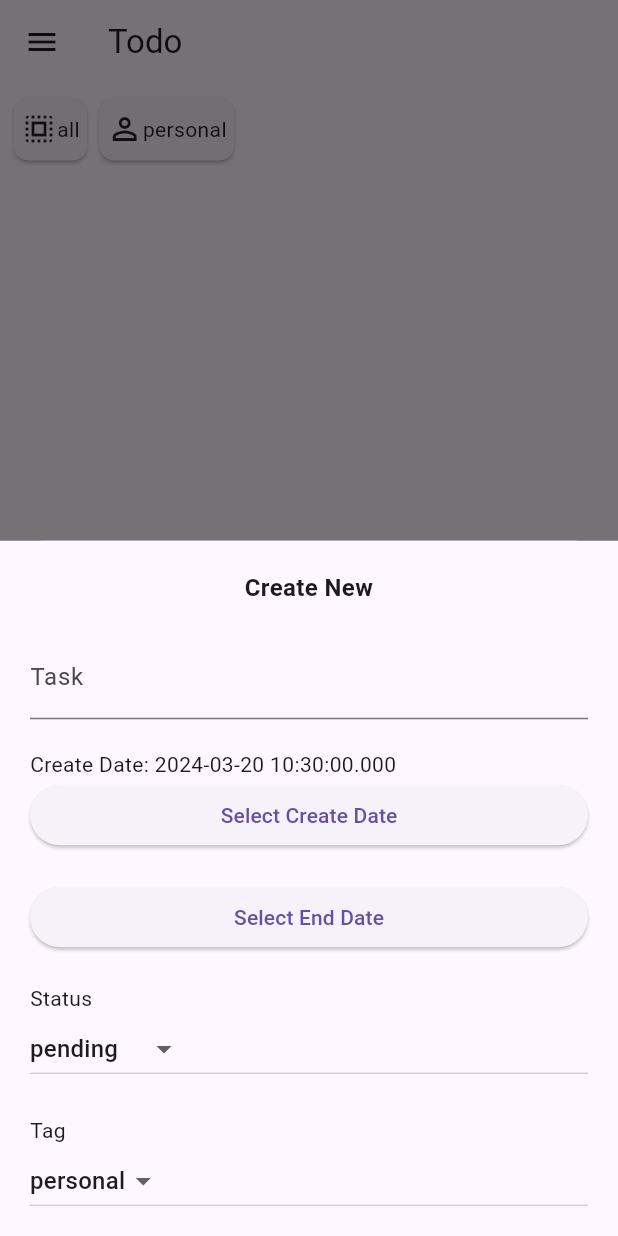
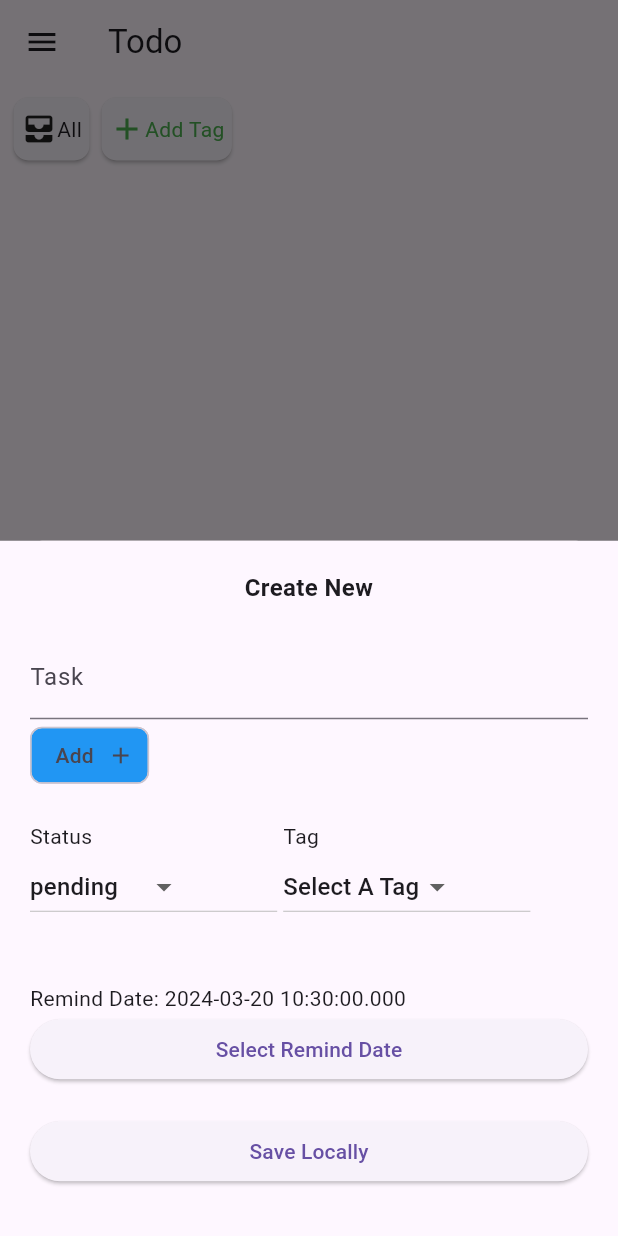
Before and after one commit to SushmitSingh/to_do_local, a Flutter app: the ScreenWithBottomNav screen opened by its route, after a tap on the "add task" icon, on a phone screen of 412 x 824 dp. Run offline on Flutter 3.47's test engine with Material 3 defaults, Android fonts, the light colour scheme and no system bars; our stand-ins replace firebase_auth, firebase_core, intro_slider, sembast, shared_preferences, shelf and 1 more; missing offline and left inert: otp_pin_field, shelf_cors_headers, shelf_router, webview_all; accounts and stored records are empty.

Commit message:
Home Screen Fixing

```diff
--- a/lib/db/Database.dart
+++ b/lib/db/Database.dart
@@ -1,4 +1,3 @@
-import 'package:flutter/material.dart';
 import 'package:path_provider/path_provider.dart';
 import 'package:sembast/sembast.dart';
 import 'package:sembast/sembast_io.dart';
@@ -7,8 +6,6 @@ import '../ui/task/model/Todo.dart';
 
 class DatabaseProvider {
   final String _todosStoreName = 'todos';
-  final String _subtasksStoreName = 'subtasks';
-  final String _tagsStoreName = 'tags'; // New store for TagType
   final DatabaseFactory _dbFactory = databaseFactoryIo;
   late Database _database;
 
@@ -52,22 +49,26 @@ class DatabaseProvider {
   Future<List<TagType>> getAllTagTypes() async {
     await _initializeDatabase();
 
-    final store = intMapStoreFactory.store(_tagsStoreName);
+    final store = intMapStoreFactory.store(_todosStoreName);
     final tagSnapshots = await store.find(_database);
 
     await _database.close();
 
-    return tagSnapshots.map((snapshot) {
+    // Use a Set to store unique TagType objects
+    final tagSet = <String, TagType>{};
+
+    tagSnapshots.forEach((snapshot) {
       final Map<String, dynamic>? tagData =
           snapshot['tag'] as Map<String, dynamic>?;
 
-      // Deserialize TagType object
-      final TagType tag = tagData != null
-          ? TagType.fromMap(tagData)
-          : TagType(tagName: '', icon: Icons.error);
+      if (tagData != null) {
+        final tag = TagType.fromMap(tagData);
+        tagSet[tag.tagName] = tag;
+      }
+    });
 
-      return tag;
-    }).toList();
+    // Convert the Set to a List and return
+    return tagSet.values.toList();
   }
 
   Future<List<Todo>> getTodosByTagName(String selectedTag) async {
@@ -179,7 +180,7 @@ class DatabaseProvider {
   Future<void> addTagType(TagType tagType) async {
     await _initializeDatabase();
 
-    final store = intMapStoreFactory.store(_tagsStoreName);
+    final store = intMapStoreFactory.store(_todosStoreName);
     await store.add(_database, {'tag': tagType.toMap()});
 
     // Ensure the database is closed after the operation
--- a/lib/ui/task/AddEditTodoBottomSheet.dart
+++ b/lib/ui/task/AddEditTodoBottomSheet.dart
@@ -20,10 +20,8 @@ class _AddEditTodoBottomSheetState extends State<AddEditTodoBottomSheet> {
   String task = '';
   DateTime todoDate = DateTime.now();
   String status = 'pending';
-  String selectedTag = 'personal';
+  late String selectedTag;
   List<Subtask> subtasks = [];
-
-  Todo? _updatedTodo;
 
   String get _todoTitle {
     if (widget.todo != null) {
@@ -42,6 +40,8 @@ class _AddEditTodoBottomSheetState extends State<AddEditTodoBottomSheet> {
       status = widget.todo!.status;
       selectedTag = widget.todo!.tag.tagName;
       subtasks.addAll(widget.todo!.subtasks);
+    } else {
+      selectedTag = "Select A Tag";
     }
   }
 
@@ -73,37 +73,45 @@ class _AddEditTodoBottomSheetState extends State<AddEditTodoBottomSheet> {
                 },
                 decoration: const InputDecoration(labelText: 'Task'),
               ),
-              const SizedBox(height: 20),
-              Text('Create Date: ${todoDate.toLocal()}'),
-              ElevatedButton(
-                onPressed: () async {
-                  final selectedDate = await showDatePicker(
-                    context: context,
-                    initialDate: todoDate,
-                    firstDate: DateTime(2000),
-                    lastDate: DateTime(2101),
+              Wrap(
+                spacing: 8.0,
+                runSpacing: 4.0,
+                children: [
+                  ...subtasks.map((subtask) {
+                    return Chip(
+                      label: Text(subtask.task),
+                      onDeleted: () {
+                        setState(() {
+                          subtasks.remove(subtask);
+                        });
+                      },
                     );
-
-                  if (selectedDate != null && selectedDate != todoDate) {
+                  }).toList(),
+                  Chip(
+                    color: MaterialStateProperty.resolveWith((states) {
+                      if (states.contains(MaterialState.pressed)) {
+                        return Colors.green;
+                      }
+                      return Colors.blue;
+                    }),
+                    deleteIcon: Icon(Icons.add),
+                    label: Text("Add"),
+                    onDeleted: () {
                       setState(() {
-                      todoDate = selectedDate;
+                        _showAddSubtaskDialog(context);
                       });
-                  }
                     },
-                child: const Text('Select Create Date'),
+                  ),
+                ],
               ),
               const SizedBox(height: 20),
-              ElevatedButton(
-                onPressed: () async {
-                  final selectedDate = await showDatePicker(
-                    context: context,
-                    firstDate: DateTime(2000),
-                    lastDate: DateTime(2101),
-                  );
-                },
-                child: const Text('Select End Date'),
-              ),
-              const SizedBox(height: 20),
+              Row(
+                children: [
+                  Container(
+                    width: MediaQuery.of(context).size.width * 0.4,
+                    child: Column(
+                      crossAxisAlignment: CrossAxisAlignment.stretch,
+                      children: [
                         const Text('Status'),
                         DropdownButton<String>(
                           value: status,
@@ -112,7 +120,8 @@ class _AddEditTodoBottomSheetState extends State<AddEditTodoBottomSheet> {
                               status = value!;
                             });
                           },
-                items: ['pending', 'completed', 'other'].map((status) {
+                          items:
+                              ['pending', 'completed', 'other'].map((status) {
                             return DropdownMenuItem<String>(
                               value: status,
                               child: Text(status),
@@ -120,6 +129,17 @@ class _AddEditTodoBottomSheetState extends State<AddEditTodoBottomSheet> {
                           }).toList(),
                         ),
                         const SizedBox(height: 20),
+                      ],
+                    ),
+                  ),
+                  const SizedBox(
+                    width: 4,
+                  ),
+                  Container(
+                    width: MediaQuery.of(context).size.width * 0.4,
+                    child: Column(
+                      crossAxisAlignment: CrossAxisAlignment.stretch,
+                      children: [
                         const Text('Tag'),
                         FutureBuilder<List<TagType>>(
                           future: _fetchAllTagTypes(context),
@@ -158,26 +178,29 @@ class _AddEditTodoBottomSheetState extends State<AddEditTodoBottomSheet> {
                           },
                         ),
                         const SizedBox(height: 20),
-              Wrap(
-                spacing: 8.0,
-                runSpacing: 4.0,
-                children: subtasks.map((subtask) {
-                  return Chip(
-                    label: Text(subtask.task),
-                    onDeleted: () {
-                      setState(() {
-                        subtasks.remove(subtask);
-                      });
-                    },
-                  );
-                }).toList(),
+                      ],
+                    ),
+                  )
+                ],
               ),
               const SizedBox(height: 20),
+              Text('Remind Date: ${todoDate.toLocal()}'),
               ElevatedButton(
-                onPressed: () {
-                  _showAddSubtaskDialog(context);
+                onPressed: () async {
+                  final selectedDate = await showDatePicker(
+                    context: context,
+                    initialDate: todoDate,
+                    firstDate: DateTime(2000),
+                    lastDate: DateTime(2101),
+                  );
+
+                  if (selectedDate != null && selectedDate != todoDate) {
+                    setState(() {
+                      todoDate = selectedDate;
+                    });
+                  }
                 },
-                child: const Text('Add Subtask'),
+                child: const Text('Select Remind Date'),
               ),
               const SizedBox(height: 20),
               ElevatedButton(
--- a/lib/ui/task/TodoScreen.dart
+++ b/lib/ui/task/TodoScreen.dart
@@ -49,14 +49,55 @@ class _TodoListScreenState extends State<TodoListScreen> {
                 builder: (context, viewModel, child) {
                   return ListView.builder(
                     scrollDirection: Axis.horizontal,
-                    itemCount: viewModel.tags.length,
+                    itemCount: viewModel.tags.length +
+                        2, // Add 2 for the "Add Tag" chips
                     itemBuilder: (context, index) {
-                      final tag = viewModel.tags[index];
+                      if (index == 0) {
+                        var isSelected =
+                            viewModel.selectedTag?.tagName == "all";
+                        return GestureDetector(
+                          onTap: () {
+                            viewModel.setSelectedTag(TagType(
+                              tagName: "all",
+                              icon: Icons.all_inbox,
+                            ));
+                          },
+                          child: Card(
+                            color: isSelected
+                                ? Theme.of(context).primaryColor
+                                : null,
+                            shape: RoundedRectangleBorder(
+                              borderRadius: BorderRadius.circular(10.0),
+                            ),
+                            elevation: 1,
+                            child: const Padding(
+                              padding: EdgeInsets.all(5.0),
+                              child: Row(
+                                children: [
+                                  Icon(Icons.all_inbox),
+                                  Text(
+                                    "All",
+                                    textAlign: TextAlign.center,
+                                    style: TextStyle(
+                                      fontSize: 14,
+                                    ),
+                                  )
+                                ],
+                              ),
+                            ),
+                          ),
+                        );
+                      } else if (index <= viewModel.tags.length) {
+                        final tag = viewModel.tags[index - 1];
+                        final isSelected = viewModel.selectedTag == tag;
                         return GestureDetector(
                           onTap: () {
                             viewModel.setSelectedTag(tag);
                           },
                           child: Card(
+                            color: isSelected
+                                ? Theme.of(context).primaryColor
+                                : null,
                             shape: RoundedRectangleBorder(
                               borderRadius: BorderRadius.circular(10.0),
                             ),
@@ -78,6 +119,36 @@ class _TodoListScreenState extends State<TodoListScreen> {
                             ),
                           ),
                         );
+                      } else {
+                        return GestureDetector(
+                          onTap: () {
+                            _showAddTagTypeDialog(context);
+                          },
+                          child: Card(
+                            shape: RoundedRectangleBorder(
+                              borderRadius: BorderRadius.circular(10.0),
+                            ),
+                            elevation: 1,
+                            child: const Padding(
+                              padding: EdgeInsets.all(5.0),
+                              child: Row(
+                                children: [
+                                  Icon(
+                                    Icons.add,
+                                    color: Colors.green,
+                                  ),
+                                  Text(
+                                    "Add Tag",
+                                    textAlign: TextAlign.center,
+                                    style: TextStyle(
+                                        fontSize: 14, color: Colors.green),
+                                  )
+                                ],
+                              ),
+                            ),
+                          ),
+                        );
+                      }
                     },
                   );
                 },
@@ -357,4 +428,35 @@ class _TodoListScreenState extends State<TodoListScreen> {
     _tagTypeController.dispose();
     super.dispose();
   }
+
+  void _showAddTagTypeDialog(BuildContext context) {
+    showDialog(
+      context: context,
+      builder: (BuildContext context) {
+        return AlertDialog(
+          title: const Text('Create New Tag'),
+          content: TextField(
+            controller: _tagTypeController,
+            decoration: const InputDecoration(labelText: 'Tag Name'),
+          ),
+          actions: [
+            ElevatedButton(
+              onPressed: () {
+                final newTagType = TagType(
+                  tagName: _tagTypeController.text,
+                  icon: Icons.tag,
+                );
+
+                Provider.of<TodoViewModel>(context, listen: false)
+                    .addTagType(newTagType);
+
+                Navigator.pop(context);
+              },
+              child: const Text('Create'),
+            ),
+          ],
+        );
+      },
+    );
   }
+}
--- a/lib/ui/task/viewmodel/TodoViewModel.dart
+++ b/lib/ui/task/viewmodel/TodoViewModel.dart
@@ -14,7 +14,12 @@ class TodoViewModel extends ChangeNotifier {
 
   List<TagType> get tags => _tags;
 
+  TagType? _selectedTag;
+
+  TagType? get selectedTag => _selectedTag;
+
   void setSelectedTag(TagType? tag) {
+    _selectedTag = tag;
     if (tag?.tagName == "all") {
       _fetchTodos();
     } else {
@@ -36,8 +41,6 @@ class TodoViewModel extends ChangeNotifier {
     try {
       _tags = await _repository.getAllTags();
       print(tags.toString() + "hiii");
-      _tags.add(TagType(tagName: "all", icon: Icons.select_all));
-      _tags.add(TagType(tagName: "personal", icon: Icons.perm_identity_sharp));
       return _tags;
     } catch (error) {
       print('Error fetching tags $error');
```
Lines whose indentation alone changed are shown as unchanged.
